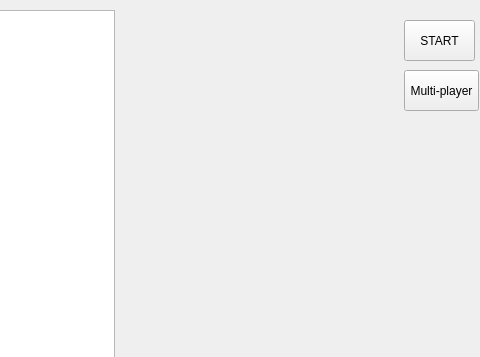
Old version of the form juego2020/mainwindow.ui in the repository JuanLD89/Proyecto-final_; both pictures show x 816 to 1296 and y 0 to 357 of the 1296 by 739 pixel window.
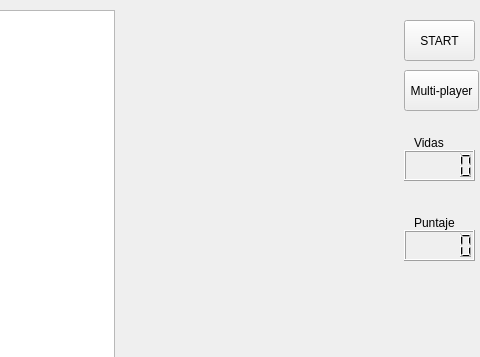
New version of the form.

Commit message: intento puntaje y vidas(fail), creacion de vidas extra y nuevo objetivo en nivel 2

The edit to the form file:
```diff
--- a/juego2020/mainwindow.ui
+++ b/juego2020/mainwindow.ui
@@ -50,6 +50,52 @@
      <string>Multi-player</string>
     </property>
    </widget>
+   <widget class="QLCDNumber" name="lcdNumber">
+    <property name="geometry">
+     <rect>
+      <x>1220</x>
+      <y>150</y>
+      <width>71</width>
+      <height>31</height>
+     </rect>
+    </property>
+   </widget>
+   <widget class="QLCDNumber" name="lcdNumber_2">
+    <property name="geometry">
+     <rect>
+      <x>1220</x>
+      <y>230</y>
+      <width>71</width>
+      <height>31</height>
+     </rect>
+    </property>
+   </widget>
+   <widget class="QLabel" name="label">
+    <property name="geometry">
+     <rect>
+      <x>1230</x>
+      <y>133</y>
+      <width>47</width>
+      <height>20</height>
+     </rect>
+    </property>
+    <property name="text">
+     <string>Vidas</string>
+    </property>
+   </widget>
+   <widget class="QLabel" name="label_2">
+    <property name="geometry">
+     <rect>
+      <x>1230</x>
+      <y>213</y>
+      <width>47</width>
+      <height>20</height>
+     </rect>
+    </property>
+    <property name="text">
+     <string>Puntaje</string>
+    </property>
+   </widget>
   </widget>
   <widget class="QMenuBar" name="menubar">
    <property name="geometry">
```
The commit also changes 15 other files.
